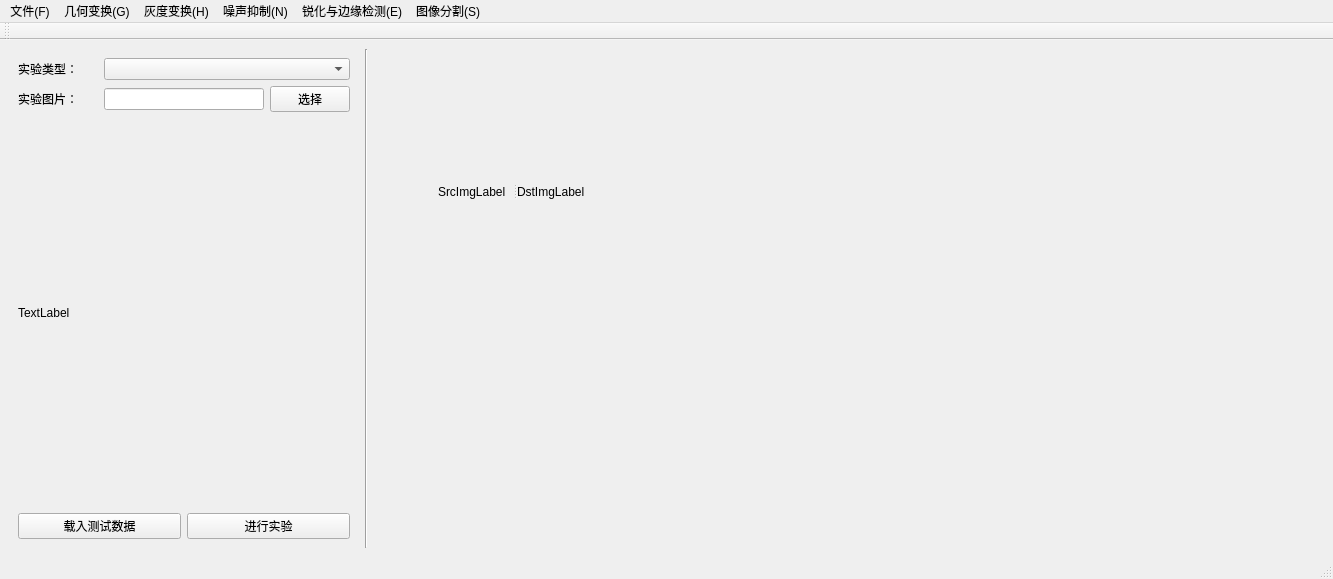
This is DLMainWindow.ui in Edward-HE/SDUWH_DIP_2020 as Qt 5 draws it before an edit. The edited form follows.
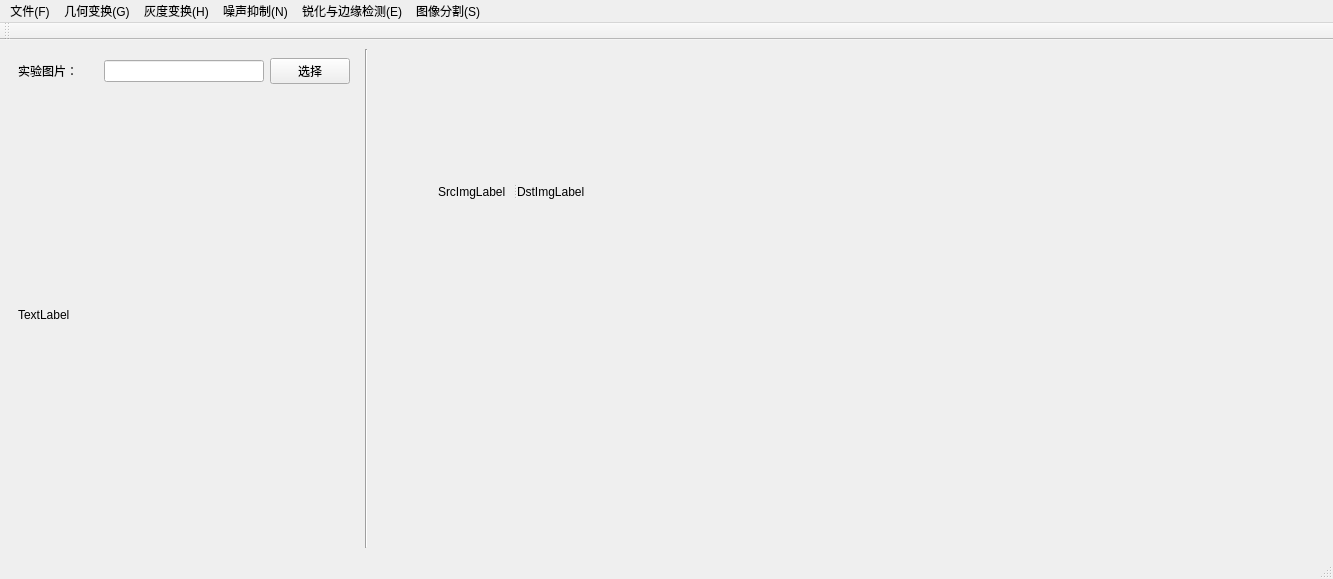
This is the edited form.

What changed in the file:
```diff
--- a/DLMainWindow.ui
+++ b/DLMainWindow.ui
@@ -64,32 +64,6 @@
        </size>
       </property>
       <layout class="QVBoxLayout" name="verticalLayout">
-       <item>
-        <layout class="QHBoxLayout" name="horizontalLayout_2">
-         <item>
-          <widget class="QLabel" name="label_2">
-           <property name="minimumSize">
-            <size>
-             <width>80</width>
-             <height>0</height>
-            </size>
-           </property>
-           <property name="maximumSize">
-            <size>
-             <width>80</width>
-             <height>16777215</height>
-            </size>
-           </property>
-           <property name="text">
-            <string>实验类型：</string>
-           </property>
-          </widget>
-         </item>
-         <item>
-          <widget class="QComboBox" name="ExpTypeComboBox"/>
-         </item>
-        </layout>
-       </item>
        <item>
         <layout class="QHBoxLayout" name="horizontalLayout_3">
          <item>
@@ -140,36 +114,6 @@
          </property>
         </widget>
        </item>
-       <item>
-        <layout class="QHBoxLayout" name="horizontalLayout">
-         <property name="spacing">
-          <number>6</number>
-         </property>
-         <property name="sizeConstraint">
-          <enum>QLayout::SetDefaultConstraint</enum>
-         </property>
-         <property name="rightMargin">
-          <number>0</number>
-         </property>
-         <property name="bottomMargin">
-          <number>0</number>
-         </property>
-         <item>
-          <widget class="QPushButton" name="LoadTestDataPushButton">
-           <property name="text">
-            <string>载入测试数据</string>
-           </property>
-          </widget>
-         </item>
-         <item>
-          <widget class="QPushButton" name="GoExpPushButton">
-           <property name="text">
-            <string>进行实验</string>
-           </property>
-          </widget>
-         </item>
-        </layout>
-       </item>
       </layout>
      </widget>
     </item>
```
Left out of the diff: 2 changed lines with no effect on the pictures.
